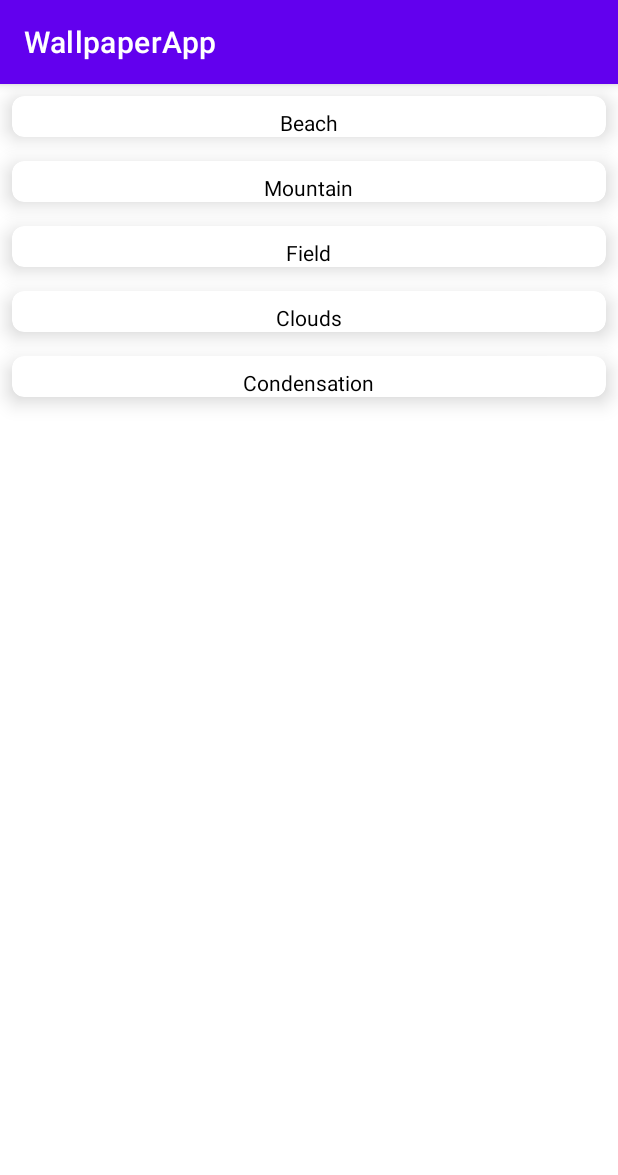
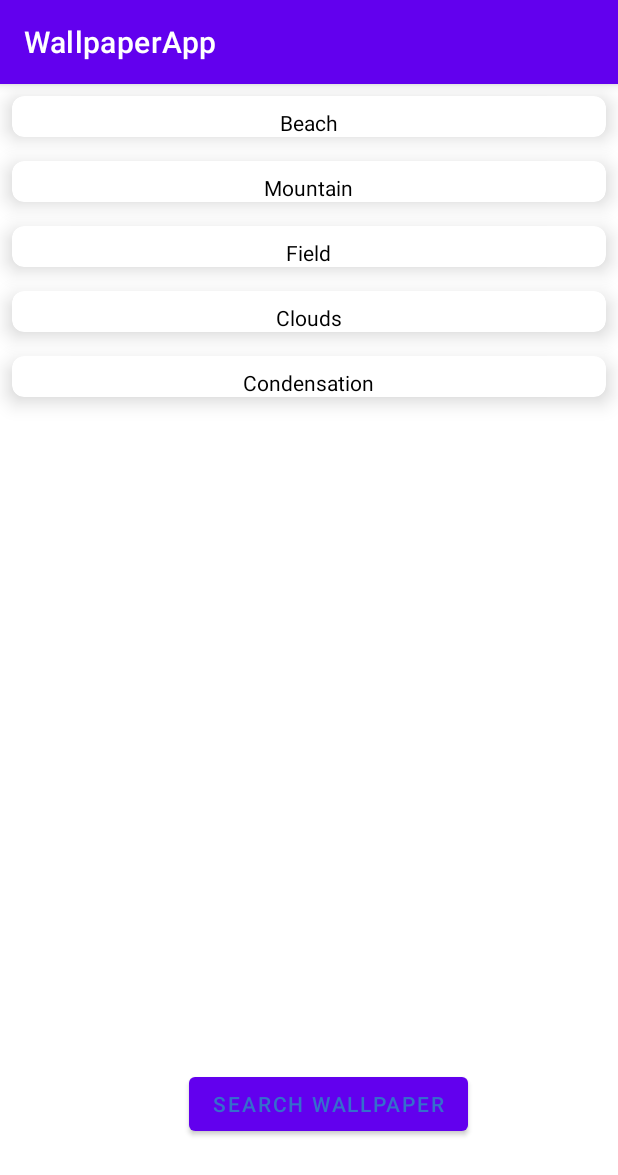
Before and after one commit to Gerri254/AppWallpaper, an Android app: the MainActivity screen opened directly, with no data from a screen before it, on a phone screen of 412 x 824 dp. Shown: the top 1175 px of the screen. Run offline under Robolectric (Android 15) with nearby library versions, the phone set to English and light mode, and no system bars; pictures from the network do not load.

Commit message:
Addition of fireBase to view wallpaper

```diff
--- a/app/build.gradle
+++ b/app/build.gradle
@@ -1,6 +1,7 @@
 plugins {
     id 'com.android.application'
     id 'org.jetbrains.kotlin.android'
+    id 'com.google.gms.google-services'
 }
 
 android {
@@ -26,7 +27,11 @@ android {
     buildFeatures{
         viewBinding true
     }
+    buildFeatures{
 
+        viewBinding true
+
+    }
     compileOptions {
         sourceCompatibility JavaVersion.VERSION_1_8
         targetCompatibility JavaVersion.VERSION_1_8
@@ -42,6 +47,7 @@ dependencies {
     implementation 'androidx.appcompat:appcompat:1.4.1'
     implementation 'com.google.android.material:material:1.5.0'
     implementation 'androidx.constraintlayout:constraintlayout:2.1.3'
+    implementation 'com.google.firebase:firebase-storage-ktx:20.0.1'
     testImplementation 'junit:junit:4.13.2'
     androidTestImplementation 'androidx.test.ext:junit:1.1.3'
     androidTestImplementation 'androidx.test.espresso:espresso-core:3.4.0'
--- a/app/src/main/java/com/gerald/wallpaperapp/MainActivity.kt
+++ b/app/src/main/java/com/gerald/wallpaperapp/MainActivity.kt
@@ -1,6 +1,7 @@
 package com.gerald.wallpaperapp
 
 import android.os.Bundle
+import android.widget.Button
 import androidx.appcompat.app.AppCompatActivity
 import androidx.recyclerview.widget.LinearLayoutManager
 import com.gerald.wallpaperapp.databinding.ActivityMainBinding
@@ -15,6 +16,11 @@ class MainActivity : AppCompatActivity() {
         super.onCreate(savedInstanceState)
         binding = ActivityMainBinding.inflate(layoutInflater)
         setContentView(binding.root)
+
+        val btnSearch = findViewById<Button>(R.id.button)
+        btnSearch.setOnClickListener {
+
+        }
 
         wallpapers.add(
             Wallpaper(
--- a/app/src/main/res/layout/activity_main.xml
+++ b/app/src/main/res/layout/activity_main.xml
@@ -10,10 +10,20 @@
         android:id="@+id/rv"
         android:layout_width="match_parent"
         android:layout_height="match_parent"
+        app:layout_constraintBottom_toBottomOf="parent"
+        app:layout_constraintEnd_toEndOf="parent"
         app:layout_constraintStart_toStartOf="parent"
-        app:layout_constraintEnd_toEndOf="parent"
-        app:layout_constraintTop_toTopOf="parent"
+        app:layout_constraintTop_toTopOf="parent" />
+
+    <Button
+        android:id="@+id/button"
+        android:layout_width="wrap_content"
+        android:layout_height="wrap_content"
+        android:layout_marginEnd="100dp"
+        android:layout_marginBottom="64dp"
+        android:text="Search Wallpaper"
+        android:textColor="@color/white"
         app:layout_constraintBottom_toBottomOf="parent"
-        />
+        app:layout_constraintEnd_toEndOf="parent" />
 
 </androidx.constraintlayout.widget.ConstraintLayout>
--- a/build.gradle
+++ b/build.gradle
@@ -1,4 +1,8 @@
-// Top-level build file where you can add configuration options common to all sub-projects/modules.
+buildscript {
+    dependencies {
+        classpath 'com.google.gms:google-services:4.3.13'
+    }
+}// Top-level build file where you can add configuration options common to all sub-projects/modules.
 plugins {
     id 'com.android.application' version '7.1.2' apply false
     id 'com.android.library' version '7.1.2' apply false
```
Also changed, not shown: app/src/main/AndroidManifest.xml (+8 -11 lines), app/src/main/java/com/gerald/wallpaperapp/StoredActivity.kt (added, +52 -0 lines), app/src/main/res/layout/activity_stored.xml (added, +39 -0 lines).
